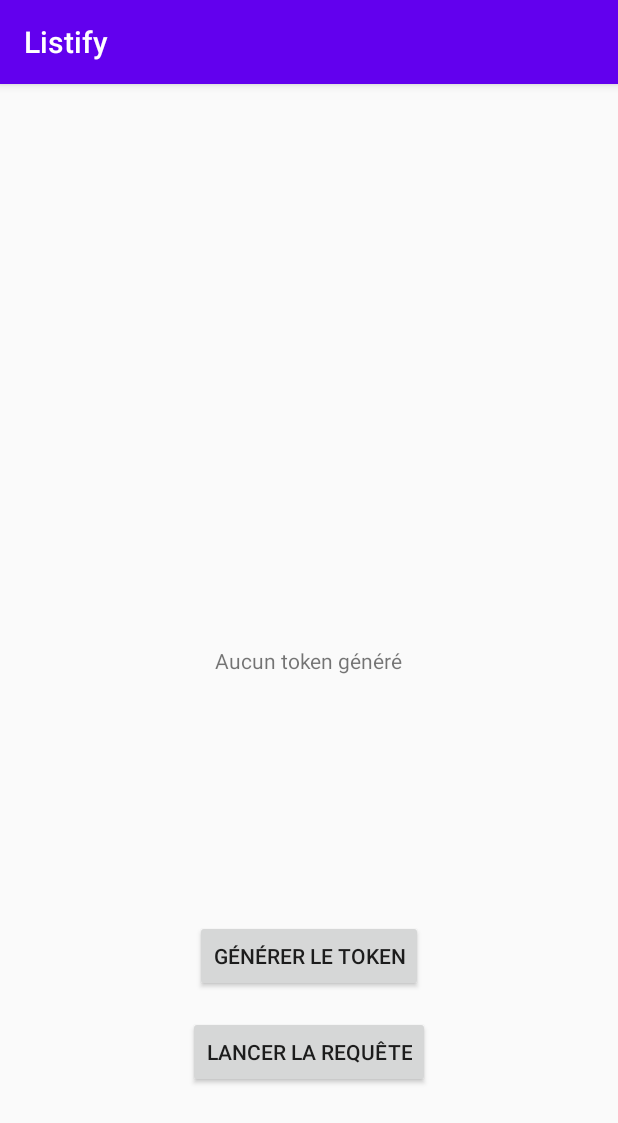
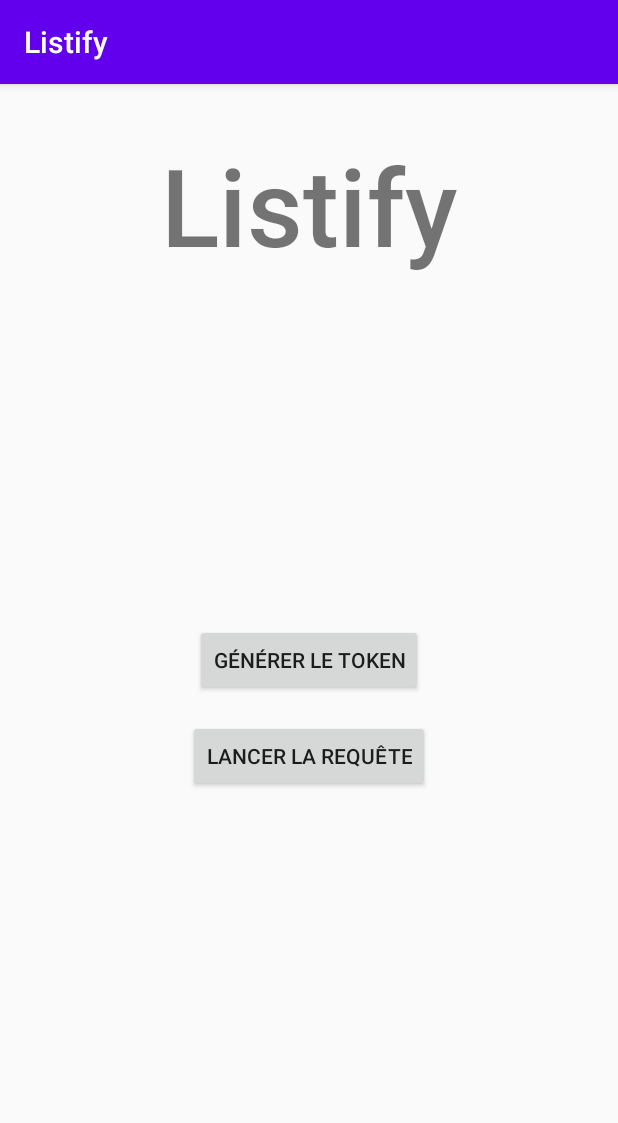
Before and after one commit to AymericLeFeyer/TAC, an Android app: the screen it shows after launch (MainActivity), after a tap on "LANCER LA REQUÊTE", on a phone screen of 412 x 824 dp. Shown: the top 1123 px of the screen. Run offline under Robolectric (Android 15) with nearby library versions, the phone set to English and light mode, and no system bars; 1 other tap on this screen came first.

Commit message:
project mvc structure and refacto code

```diff
--- a/Listify/app/src/main/AndroidManifest.xml
+++ b/Listify/app/src/main/AndroidManifest.xml
@@ -9,7 +9,7 @@
         android:roundIcon="@mipmap/ic_launcher_round"
         android:supportsRtl="true"
         android:theme="@style/AppTheme">
-        <activity android:name=".MainActivity">
+        <activity android:name=".view.MainActivity">
             <intent-filter>
                 <action android:name="android.intent.action.MAIN" />
 
--- a/Listify/app/src/main/java/fr/leftac/listify/MainActivity.java
+++ /dev/null
@@ -1,41 +0,0 @@
-package fr.leftac.listify;
-
-import androidx.appcompat.app.AppCompatActivity;
-
-import android.os.Bundle;
-import android.widget.Button;
-import android.widget.TextView;
-
-import fr.leftac.listify.controllers.ApiManager;
-import fr.leftac.listify.controllers.TokenManager;
-
-
-public class MainActivity extends AppCompatActivity {
-    private Button tokenButton, searchButton;
-    private TextView tv;
-
-    //TODO: use fragments instead of activities
-    @Override
-    protected void onCreate(Bundle savedInstanceState) {
-        super.onCreate(savedInstanceState);
-        setContentView(R.layout.activity_main);
-
-        tokenButton = findViewById(R.id.tokenButton);
-        searchButton = findViewById(R.id.searchButton);
-        tv = findViewById(R.id.token);
-
-        tokenButton.setOnClickListener(v -> {
-            TokenManager.generateToken(this);
-        });
-
-        searchButton.setOnClickListener(v -> {
-            ApiManager api = new ApiManager();
-            api.searchTracks("orelsan", "track", this);
-        });
-
-    }
-
-    public void updateTokenField(String s) {
-        tv.setText(s);
-    }
-}
--- /dev/null
+++ b/Listify/app/src/main/java/fr/leftac/listify/controller/Controller.java
@@ -0,0 +1,77 @@
+package fr.leftac.listify.controller;
+
+import android.util.Log;
+
+import com.google.gson.Gson;
+import com.google.gson.JsonArray;
+import com.google.gson.JsonObject;
+import com.google.gson.JsonParser;
+
+import fr.leftac.listify.model.api.ApiManager;
+import fr.leftac.listify.model.api.TokenManager;
+import fr.leftac.listify.model.pojo.Track;
+import retrofit2.Call;
+import retrofit2.Callback;
+import retrofit2.Response;
+
+public class Controller {
+    private static final String TAG = Controller.class.getSimpleName();
+    private TrackCallbackListener trackCallbackListener;
+    private ApiManager apiManager;
+    private JsonParser parser;
+    private String token;
+
+    public Controller(TrackCallbackListener listener) {
+        trackCallbackListener = listener;
+        apiManager = new ApiManager();
+        parser = new JsonParser();
+        token = "Bearer " + TokenManager.getToken();
+    }
+
+    public void searchTracks(String q) {
+        // Call the API
+        apiManager.getSpotifyApi().searchTracks(token, q, "track").enqueue(new Callback<Object>() {
+            @Override
+            public void onResponse(Call<Object> call, Response<Object> response) {
+                // Parse the response
+                Log.i(TAG, response.toString());
+                JsonObject responseBody = parser.parse(new Gson().toJson(response.body())).getAsJsonObject();
+
+                // Get the Json Array
+                JsonArray res = responseBody.getAsJsonObject("tracks").getAsJsonArray("items");
+
+                // TODO: Search if we can increase the number of results (more than 20)
+                for (int i = 0; i < res.size(); i++) {
+                    // Get the name
+                    String name = res.get(i)
+                            .getAsJsonObject()
+                            .get("name")
+                            .toString()
+                            .replaceAll("\"", "");
+
+                    // Give the track to the view
+                    trackCallbackListener.onFetchProgress(new Track(name));
+                }
+
+                // Tell the view the query is over
+                trackCallbackListener.onFetchComplete();
+
+                // TODO: Give back the array list to the activity (with act argument)
+
+            }
+
+            @Override
+            public void onFailure(Call<Object> call, Throwable t) {
+
+            }
+        });
+
+
+    }
+
+    public interface TrackCallbackListener {
+        void onFetchProgress(Track track);
+
+        void onFetchComplete();
+    }
+}
--- a/Listify/app/src/main/java/fr/leftac/listify/controllers/ApiManager.java
+++ /dev/null
@@ -1,85 +0,0 @@
-package fr.leftac.listify.controllers;
-
-import android.util.Log;
-
-import com.google.gson.Gson;
-import com.google.gson.JsonArray;
-import com.google.gson.JsonElement;
-import com.google.gson.JsonObject;
-import com.google.gson.JsonParser;
-
-import java.util.ArrayList;
-import java.util.List;
-
-import fr.leftac.listify.MainActivity;
-import fr.leftac.listify.api.models.Track;
-import fr.leftac.listify.api.services.SpotifyService;
-import retrofit2.Call;
-import retrofit2.Callback;
-import retrofit2.Response;
-import retrofit2.Retrofit;
-import retrofit2.converter.gson.GsonConverterFactory;
-
-public class ApiManager {
-    private Retrofit retrofit;
-    private SpotifyService client;
-    private JsonParser parser;
-
-    public ApiManager() {
-        // Initialize the retrofit object
-        this.retrofit = new Retrofit.Builder()
-                // TODO: Hide this URL in a git ignored file
-                .baseUrl("https://api.spotify.com/")
-                .addConverterFactory(GsonConverterFactory.create())
-                .build();
-
-        // Initialize the service
-        this.client = this.retrofit.create(SpotifyService.class);
-
-        // Initialize the parser
-        this.parser = new JsonParser();
-    }
-
-    public void searchTracks(String search, String type, MainActivity act) {
-        // Preparing the call
-        Call<Object> call = client.track("Bearer " + TokenManager.token, search, type);
-        Log.i("test", "Bearer " + TokenManager.token);
-
-        call.enqueue(new Callback<Object>() {
-
-            @Override
-            public void onResponse(Call<Object> call, Response<Object> response) {
-                // Parse the response
-                JsonObject responseBody = parser.parse(new Gson().toJson(response.body())).getAsJsonObject();
-
-                // Get the Json Array
-                JsonArray res = responseBody.getAsJsonObject("tracks").getAsJsonArray("items");
-
-                // TODO: For earch elements (20), create a Track object in the track arraylist
-                // TODO: Search if we can increase the number of results (more than 20)
-                ArrayList tracks = new ArrayList();
-
-                // Get the name
-                Log.i("searchAPI",res.get(0)
-                                .getAsJsonObject()
-                                .get("name")
-                                .toString()
-                                .replaceAll("\"", ""));
-
-                // TODO: Give back the array list to the activity (with act argument)
-            }
-
-            @Override
-            public void onFailure(Call<Object> call, Throwable t) {
-                t.printStackTrace();
-                Log.i("searchAPI", "Erreur sur l'API");
-
-            }
-        });
-
-
-
-
-
-    }
-}
--- /dev/null
+++ b/Listify/app/src/main/java/fr/leftac/listify/model/api/ApiManager.java
@@ -0,0 +1,26 @@
+package fr.leftac.listify.model.api;
+
+import com.google.gson.GsonBuilder;
+
+import retrofit2.Retrofit;
+import retrofit2.converter.gson.GsonConverterFactory;
+
+public class ApiManager {
+    ;
+    private final String BASE_URL = "https://api.spotify.com/";
+    private SpotifyApi spotifyApi;
+
+    public SpotifyApi getSpotifyApi() {
+        if (spotifyApi == null) {
+            GsonBuilder gsonBuilder = new GsonBuilder();
+            gsonBuilder.registerTypeAdapter(String.class, new StringDeserializer());
+
+            spotifyApi = new Retrofit.Builder()
+                    .baseUrl(BASE_URL)
+                    .addConverterFactory(GsonConverterFactory.create())
+                    .build()
+                    .create(SpotifyApi.class);
+        }
+        return spotifyApi;
+    }
+}
--- a/Listify/app/src/main/java/fr/leftac/listify/api/services/SpotifyService.java
+++ b/Listify/app/src/main/java/fr/leftac/listify/model/api/SpotifyApi.java
@@ -1,4 +1,4 @@
-package fr.leftac.listify.api.services;
+package fr.leftac.listify.model.api;
 
 import retrofit2.Call;
 import retrofit2.http.Field;
@@ -8,11 +8,11 @@ import retrofit2.http.Header;
 import retrofit2.http.POST;
 import retrofit2.http.Query;
 
-public interface SpotifyService {
+public interface SpotifyApi {
     String V1 = "v1/";
 
     @GET(V1 + "search")
-    Call<Object> track(@Header("Authorization") String token, @Query("q") String search, @Query("type") String type);
+    Call<Object> searchTracks(@Header("Authorization") String token, @Query("q") String search, @Query("type") String type);
 
     @FormUrlEncoded
     @POST("token")
--- /dev/null
+++ b/Listify/app/src/main/java/fr/leftac/listify/model/api/StringDeserializer.java
@@ -0,0 +1,15 @@
+package fr.leftac.listify.model.api;
+
+import com.google.gson.JsonDeserializationContext;
+import com.google.gson.JsonDeserializer;
+import com.google.gson.JsonElement;
+import com.google.gson.JsonParseException;
+
+import java.lang.reflect.Type;
+
+public class StringDeserializer implements JsonDeserializer<String> {
+    @Override
+    public String deserialize(JsonElement json, Type typeOfT, JsonDeserializationContext context) throws JsonParseException {
+        return json.toString();
+    }
+}
--- a/Listify/app/src/main/java/fr/leftac/listify/controllers/TokenManager.java
+++ b/Listify/app/src/main/java/fr/leftac/listify/model/api/TokenManager.java
@@ -1,6 +1,5 @@
-package fr.leftac.listify.controllers;
+package fr.leftac.listify.model.api;
 
-import android.app.Activity;
 import android.util.Log;
 
 import com.google.gson.Gson;
@@ -8,8 +7,6 @@ import com.google.gson.JsonElement;
 import com.google.gson.JsonObject;
 import com.google.gson.JsonParser;
 
-import fr.leftac.listify.MainActivity;
-import fr.leftac.listify.api.services.SpotifyService;
 import retrofit2.Call;
 import retrofit2.Callback;
 import retrofit2.Response;
@@ -19,27 +16,24 @@ import retrofit2.converter.gson.GsonConverterFactory;
 public class TokenManager {
     // TODO: Hide this credientials constant in a git ignored file
     static final String CREDENTIALS_B64 = "M2E0YjNlMzkxYzZjNDU4ZTg1MjNlNzAxYzViZWNiZDg6MzVjZDRmYzA3MDRkNGJmYmJkZTA2MWU3YzdlYTQ4Mzg=";
-    public static String token;
+    static final String BASE_URL = "https://accounts.spotify.com/api/";
+    private static final String TAG = TokenManager.class.getSimpleName();
+    static String token;
 
-    public static void generateToken(MainActivity act) {
-        // Create the Retrofit object
-        Retrofit retrofit = new Retrofit.Builder()
+    public static void generateToken() {
+
+        // Our service
+        SpotifyApi api = new Retrofit.Builder()
                 // This URL is used only with this API
                 // TODO: Hide this URL in a git ignored file
-                .baseUrl("https://accounts.spotify.com/api/")
+                .baseUrl(BASE_URL)
                 .addConverterFactory(GsonConverterFactory.create())
-                .build();
-
-        // Our service
-        SpotifyService api = retrofit.create(SpotifyService.class);
+                .build().create(SpotifyApi.class);
 
         // The body we sent
         String basicAuth = "Basic " + CREDENTIALS_B64;
 
-        // Preparing the call
-        Call<Object> call = api.token("client_credentials", basicAuth);
-
-        call.enqueue(new Callback() {
+        api.token("client_credentials", basicAuth).enqueue(new Callback() {
             @Override
             public void onResponse(Call call, Response response) {
                 // Initialize a parser
@@ -50,25 +44,25 @@ public class TokenManager {
                 JsonElement token = responseBody.get("access_token");
 
                 // Update the token value
+
                 TokenManager.token = token.toString().replaceAll("\"", "");
 
-                Log.i("token", "le token a été généré : " + TokenManager.token);
-
-                // Update the textview
-                act.updateTokenField(TokenManager.token);
+                Log.i(TAG, "le token a été généré : " + TokenManager.getToken());
 
             }
 
             @Override
             public void onFailure(Call call, Throwable t) {
                 t.printStackTrace();
-                Log.i("token", "une erreur est survenue");
+                Log.e(TAG, "une erreur est survenue");
 
-                // Update the textview
-                act.updateTokenField("Aucun token généré");
             }
         });
 
     }
 
+    public static String getToken() {
+        return token;
+    }
+
 }
--- /dev/null
+++ b/Listify/app/src/main/java/fr/leftac/listify/view/MainActivity.java
@@ -0,0 +1,68 @@
+package fr.leftac.listify.view;
+
+import android.os.Bundle;
+import android.widget.Button;
+import android.widget.Toast;
+
+import androidx.appcompat.app.AppCompatActivity;
+
+import java.util.ArrayList;
+import java.util.List;
+
+import fr.leftac.listify.R;
+import fr.leftac.listify.controller.Controller;
+import fr.leftac.listify.model.api.TokenManager;
+import fr.leftac.listify.model.pojo.Track;
+
+
+public class MainActivity extends AppCompatActivity implements Controller.TrackCallbackListener {
+    private Button tokenButton, searchButton;
+    private Controller controller;
+
+    private List<Track> tracks;
+
+    //TODO: use fragments instead of activities
+    @Override
+    protected void onCreate(Bundle savedInstanceState) {
+        super.onCreate(savedInstanceState);
+        setContentView(R.layout.activity_main);
+
+        // Views
+        tokenButton = findViewById(R.id.tokenButton);
+        searchButton = findViewById(R.id.searchButton);
+
+        // Init variables
+        tracks = new ArrayList<>();
+
+        // Buttons
+        if (TokenManager.getToken() == null) {
+            searchButton.setEnabled(false);
+        }
+
+        tokenButton.setOnClickListener(v -> {
+            TokenManager.generateToken();
+            searchButton.setEnabled(true);
+        });
+
+        searchButton.setOnClickListener(v -> {
+            tracks = new ArrayList<>();
+            controller = new Controller(MainActivity.this);
+            controller.searchTracks("orelsan");
+        });
+
+    }
+
+    @Override
+    public void onFetchProgress(Track track) {
+        tracks.add(track);
+    }
+
+    @Override
+    public void onFetchComplete() {
+        StringBuilder msg = new StringBuilder();
+        for (int i = 0; i < tracks.size(); i++) {
+            msg.append("Track n°").append(i + 1).append(" : ").append(tracks.get(i).getName()).append('\n');
+        }
+        Toast.makeText(this, msg.toString(), Toast.LENGTH_LONG).show();
+    }
+}
--- a/Listify/app/src/main/res/layout/activity_main.xml
+++ b/Listify/app/src/main/res/layout/activity_main.xml
@@ -4,18 +4,18 @@
     xmlns:tools="http://schemas.android.com/tools"
     android:layout_width="match_parent"
     android:layout_height="match_parent"
-    tools:context=".MainActivity">
+    tools:context=".view.MainActivity">
 
     <TextView
-        android:id="@+id/token"
+        android:id="@+id/textView"
         android:layout_width="wrap_content"
         android:layout_height="wrap_content"
-        android:layout_marginLeft="32dp"
-        android:layout_marginRight="32dp"
-        android:text="Aucun token généré"
-        app:layout_constraintBottom_toBottomOf="parent"
-        app:layout_constraintLeft_toLeftOf="parent"
-        app:layout_constraintRight_toRightOf="parent"
+        android:layout_marginTop="32dp"
+        android:fontFamily="sans-serif-medium"
+        android:text="@string/app_name"
+        android:textSize="72dp"
+        app:layout_constraintEnd_toEndOf="parent"
+        app:layout_constraintStart_toStartOf="parent"
         app:layout_constraintTop_toTopOf="parent" />
 
     <Button
@@ -26,7 +26,7 @@
         app:layout_constraintBottom_toBottomOf="parent"
         app:layout_constraintEnd_toEndOf="parent"
         app:layout_constraintStart_toStartOf="parent"
-        app:layout_constraintTop_toBottomOf="@+id/token" />
+        app:layout_constraintTop_toTopOf="parent" />
 
     <Button
         android:id="@+id/searchButton"
```
Also changed, not shown: Listify/app/src/main/java/fr/leftac/listify/api/models/Track.java (deleted, +0 -17 lines), Listify/app/src/main/java/fr/leftac/listify/model/pojo/Album.java (renamed from Listify/app/src/main/java/fr/leftac/listify/api/models/Artist.java, +6 -2 lines), Listify/app/src/main/java/fr/leftac/listify/model/pojo/Artist.java (renamed from Listify/app/src/main/java/fr/leftac/listify/api/models/Album.java, +2 -6 lines), Listify/app/src/main/java/fr/leftac/listify/model/pojo/Track.java (added, +69 -0 lines), Listify/app/src/main/res/layout/activity_second.xml (deleted, +0 -9 lines).
